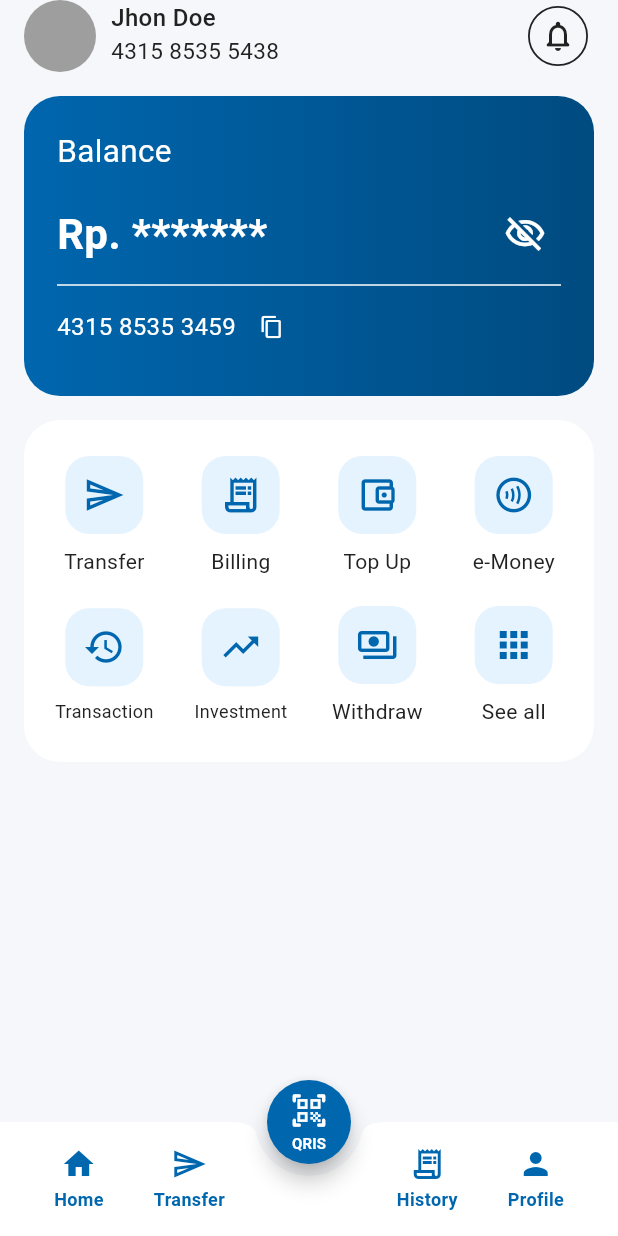
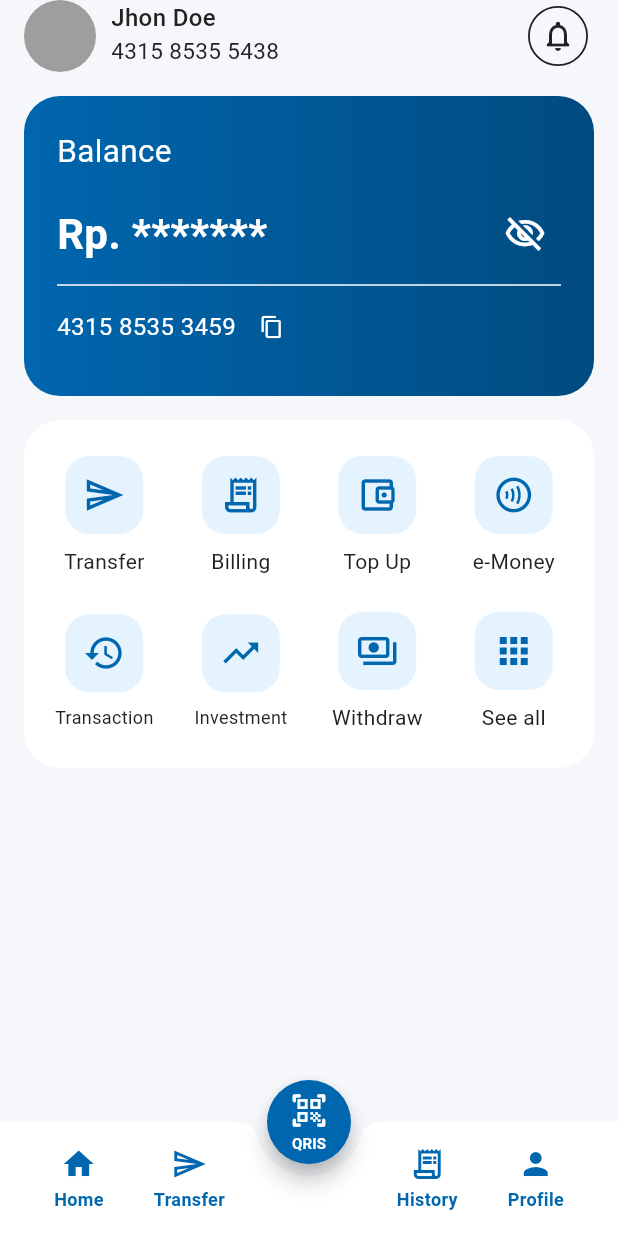
Before and after one commit to yhsptraa/mobile-banking-flutter, a Flutter app: the HomeScreen screen opened directly, on a phone screen of 412 x 824 dp. Run offline on Flutter 3.47's test engine with Material 3 defaults, Android fonts, the phone set to English and light mode, and no system bars; our stand-ins replace drift, drift_flutter, flutter_riverpod, image_picker; missing offline and left inert: mobile_scanner; accounts and stored records are empty; generated files the repository leaves out were written again.

Commit message:
feat: implement qris and quick menu to local transactions

```diff
--- a/lib/features/home/widgets/quick_menu.dart
+++ b/lib/features/home/widgets/quick_menu.dart
@@ -1,14 +1,85 @@
 import 'package:flutter/material.dart';
-import 'package:mobile_banking_application/core/theme/app_colors.dart';
-import 'package:mobile_banking_application/features/quick-menus/screens/withdrawal_screen.dart';
+import 'package:flutter_riverpod/flutter_riverpod.dart';
 
-class QuickMenu extends StatelessWidget {
+import '../../../core/theme/app_colors.dart';
+import '../../quick-menus/screens/withdrawal_screen.dart';
+import '../../transfer/screens/transfer_screen.dart';
+import '../../transaction/screens/transaction_screen.dart';
+import '../../qris/payment_flow.dart';
+
+class QuickMenu extends ConsumerWidget {
   const QuickMenu({super.key});
 
   @override
-  Widget build(BuildContext context) {
+  Widget build(BuildContext context, WidgetRef ref) {
+    void open(Widget screen) =>
+        Navigator.push(context, MaterialPageRoute(builder: (_) => screen));
+    void payment(String title, {bool topUp = false}) =>
+        demoPayment(context, ref, title: title, topUp: topUp);
+    final menus = <({String label, IconData icon, VoidCallback action})>[
+      (
+        label: 'Transfer',
+        icon: Icons.send_outlined,
+        action: () => open(const TransferScreen()),
+      ),
+      (
+        label: 'Billing',
+        icon: Icons.receipt_long_outlined,
+        action: () => payment('Pembayaran tagihan'),
+      ),
+      (
+        label: 'Top Up',
+        icon: Icons.account_balance_wallet_outlined,
+        action: () => payment('Top Up', topUp: true),
+      ),
+      (
+        label: 'e-Money',
+        icon: Icons.contactless_outlined,
+        action: () => payment('Isi e-Money'),
+      ),
+      (
+        label: 'Transaction',
+        icon: Icons.history,
+        action: () => open(const TransactionScreen()),
+      ),
+      (
+        label: 'Investment',
+        icon: Icons.trending_up,
+        action: () => payment('Investasi demo'),
+      ),
+      (
+        label: 'Withdraw',
+        icon: Icons.payments_outlined,
+        action: () => open(const WithdrawalScreen()),
+      ),
+    ];
+    Widget item(String label, IconData icon, VoidCallback action) => Expanded(
+      child: InkWell(
+        onTap: action,
+        borderRadius: BorderRadius.circular(16),
+        child: Column(
+          children: [
+            Container(
+              padding: const EdgeInsets.all(12),
+              decoration: BoxDecoration(
+                color: AppColors.primaryLight,
+                borderRadius: BorderRadius.circular(16),
+              ),
+              child: Icon(icon, size: 28, color: AppColors.primary),
+            ),
+            const SizedBox(height: 8),
+            Text(
+              label,
+              style: label == 'Transaction' || label == 'Investment'
+                  ? const TextStyle(fontSize: 12)
+                  : null,
+            ),
+          ],
+        ),
+      ),
+    );
     return Container(
-      padding: EdgeInsets.symmetric(vertical: 24, horizontal: 8),
+      padding: const EdgeInsets.symmetric(vertical: 24, horizontal: 8),
       decoration: BoxDecoration(
         borderRadius: BorderRadius.circular(24),
         color: AppColors.textWhite,
@@ -17,180 +88,38 @@ class QuickMenu extends StatelessWidget {
         children: [
           Row(
             children: [
-              Expanded(
-                child: Column(
-                  children: [
-                    Container(
-                      padding: EdgeInsets.all(12),
-                      decoration: BoxDecoration(
-                        color: AppColors.primaryLight,
-                        borderRadius: BorderRadius.circular(16),
-                      ),
-                      child: Icon(
-                        Icons.send_outlined,
-                        size: 28,
-                        color: AppColors.primary,
-                      ),
-                    ),
-                    SizedBox(height: 8),
-                    Text('Transfer'),
+              for (final menu in menus.take(4))
+                item(menu.label, menu.icon, menu.action),
             ],
           ),
-              ),
-              Expanded(
-                child: Column(
-                  children: [
-                    Container(
-                      padding: EdgeInsets.all(12),
-                      decoration: BoxDecoration(
-                        color: AppColors.primaryLight,
-                        borderRadius: BorderRadius.circular(16),
-                      ),
-                      child: Icon(
-                        Icons.receipt_long_outlined,
-                        size: 28,
-                        color: AppColors.primary,
-                      ),
-                    ),
-                    SizedBox(height: 8),
-                    Text('Billing'),
-                  ],
-                ),
-              ),
-              Expanded(
-                child: Column(
-                  children: [
-                    Container(
-                      padding: EdgeInsets.all(12),
-                      decoration: BoxDecoration(
-                        color: AppColors.primaryLight,
-                        borderRadius: BorderRadius.circular(16),
-                      ),
-                      child: Icon(
-                        Icons.account_balance_wallet_outlined,
-                        size: 28,
-                        color: AppColors.primary,
-                      ),
-                    ),
-                    SizedBox(height: 8),
-                    Text('Top Up'),
-                  ],
-                ),
-              ),
-              Expanded(
-                child: Column(
-                  children: [
-                    Container(
-                      padding: EdgeInsets.all(12),
-                      decoration: BoxDecoration(
-                        color: AppColors.primaryLight,
-                        borderRadius: BorderRadius.circular(16),
-                      ),
-                      child: Icon(
-                        Icons.contactless_outlined,
-                        size: 28,
-                        color: AppColors.primary,
-                      ),
-                    ),
-                    SizedBox(height: 8),
-                    Text('e-Money'),
-                  ],
-                ),
-              ),
-            ],
-          ),
-          SizedBox(height: 20),
+          const SizedBox(height: 24),
           Row(
             children: [
-              Expanded(
+              for (final menu in menus.skip(4))
+                item(menu.label, menu.icon, menu.action),
+              item(
+                'See all',
+                Icons.apps,
+                () => showModalBottomSheet(
+                  context: context,
+                  builder: (sheetContext) => SafeArea(
+                    child: SingleChildScrollView(
                       child: Column(
+                        mainAxisSize: MainAxisSize.min,
                         children: [
-                    Container(
-                      padding: EdgeInsets.all(12),
-                      decoration: BoxDecoration(
-                        color: AppColors.primaryLight,
-                        borderRadius: BorderRadius.circular(16),
+                          for (final menu in menus)
+                            ListTile(
+                              leading: Icon(menu.icon),
+                              title: Text(menu.label),
+                              onTap: () {
+                                Navigator.pop(sheetContext);
+                                menu.action();
+                              },
                             ),
-                      child: Icon(
-                        Icons.history,
-                        size: 28,
-                        color: AppColors.primary,
-                      ),
-                    ),
-                    SizedBox(height: 8),
-                    Text('Transaction', style: TextStyle(fontSize: 12)),
-                  ],
-                ),
-              ),
-              Expanded(
-                child: Column(
-                  children: [
-                    Container(
-                      padding: EdgeInsets.all(12),
-                      decoration: BoxDecoration(
-                        color: AppColors.primaryLight,
-                        borderRadius: BorderRadius.circular(16),
-                      ),
-                      child: Icon(
-                        Icons.trending_up,
-                        size: 28,
-                        color: AppColors.primary,
-                      ),
-                    ),
-                    SizedBox(height: 8),
-                    Text('Investment', style: TextStyle(fontSize: 12)),
-                  ],
-                ),
-              ),
-              Expanded(
-                child: InkWell(
-                  onTap: () {
-                    Navigator.push(
-                      context,
-                      MaterialPageRoute(
-                        builder: (context) => const WithdrawalScreen(),
-                      ),
-                    );
-                  },
-                  borderRadius: BorderRadius.circular(16),
-                  child: Column(
-                    children: [
-                      Container(
-                        padding: EdgeInsets.all(12),
-                        decoration: BoxDecoration(
-                          color: AppColors.primaryLight,
-                          borderRadius: BorderRadius.circular(16),
-                        ),
-                        child: Icon(
-                          Icons.payments_outlined,
-                          size: 28,
-                          color: AppColors.primary,
-                        ),
-                      ),
-                      SizedBox(height: 8),
-                      Text('Withdraw'),
                         ],
                       ),
                     ),
                   ),
-              Expanded(
-                child: Column(
-                  children: [
-                    Container(
-                      padding: EdgeInsets.all(12),
-                      decoration: BoxDecoration(
-                        color: AppColors.primaryLight,
-                        borderRadius: BorderRadius.circular(16),
-                      ),
-                      child: Icon(
-                        Icons.apps,
-                        size: 28,
-                        color: AppColors.primary,
-                      ),
-                    ),
-                    SizedBox(height: 8),
-                    Text('See all'),
-                  ],
                 ),
               ),
             ],
```
Also changed, not shown: lib/features/qris/payment_flow.dart (added, +126 -0 lines), lib/features/qris/qris.dart (+13 -8 lines), lib/features/quick-menus/screens/withdrawal_screen.dart (+49 -8 lines). Lines whose indentation alone changed are shown as unchanged.
